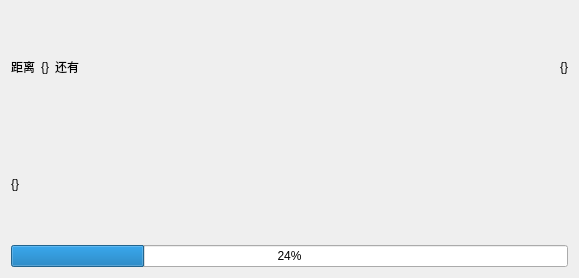
First picture: the form in UISource/countdown.ui, repository HelloWRC/W-DesktopCountdown, before the edit.
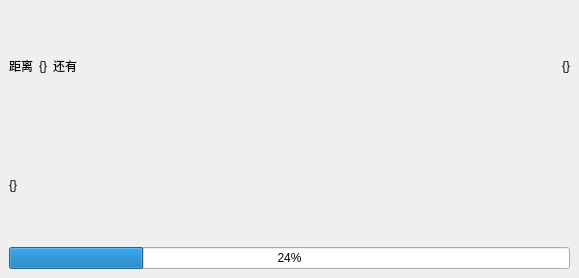
Second picture: the form after the edit.

Diff of the .ui file:
```diff
--- a/UISource/countdown.ui
+++ b/UISource/countdown.ui
@@ -17,6 +17,24 @@
    <string>Form</string>
   </property>
   <layout class="QVBoxLayout" name="verticalLayout">
+   <property name="spacing">
+    <number>0</number>
+   </property>
+   <property name="leftMargin">
+    <number>0</number>
+   </property>
+   <property name="topMargin">
+    <number>0</number>
+   </property>
+   <property name="rightMargin">
+    <number>0</number>
+   </property>
+   <property name="bottomMargin">
+    <number>0</number>
+   </property>
+   <item>
+    <widget class="QWidget" name="window_bg" native="true">
+     <layout class="QVBoxLayout" name="verticalLayout_2">
    <item>
     <layout class="QHBoxLayout" name="hl_description">
      <item>
@@ -86,6 +104,9 @@
      <property name="invertedAppearance">
       <bool>false</bool>
      </property>
+       </widget>
+      </item>
+     </layout>
     </widget>
    </item>
   </layout>
```
Lines whose indentation alone changed are shown as unchanged.
